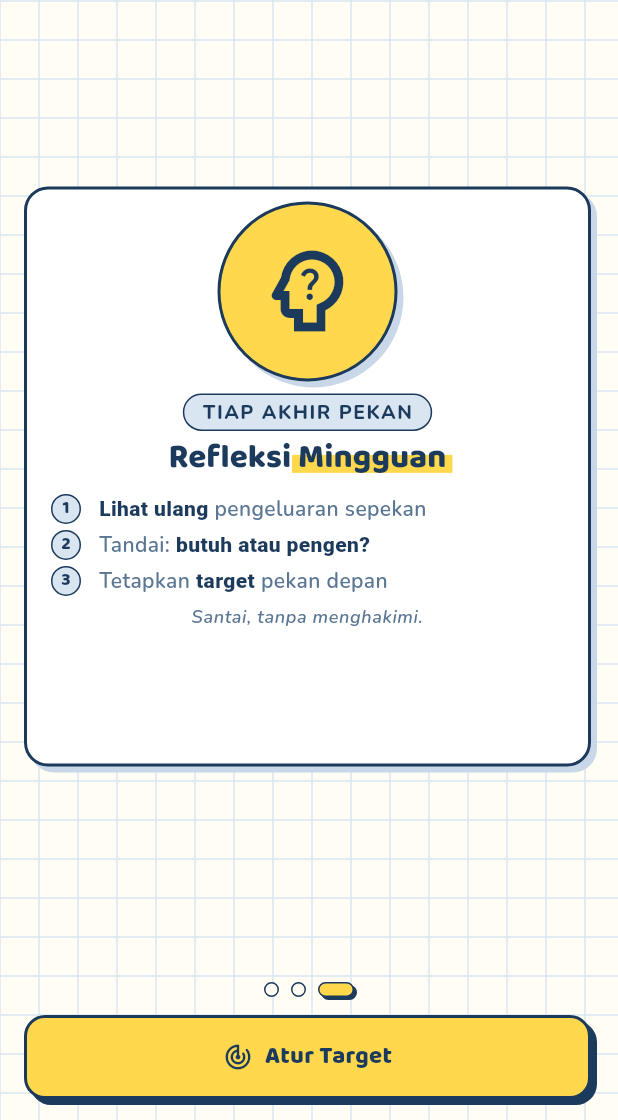
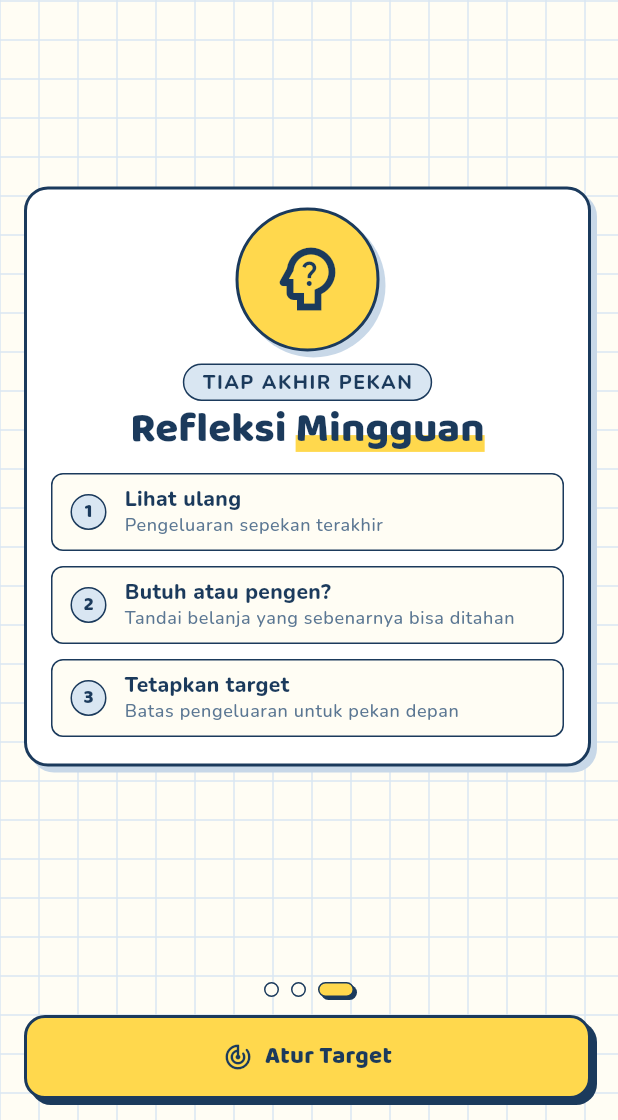
Before and after one commit to riyadiambis/Insap-App-Flutter, a Flutter app: the screen it shows after launch, swiped to page 3, on a phone screen of 412 x 824 dp, the part 116-1236 px from its top. Run offline on Flutter 3.47's test engine with Material 3 defaults, Android fonts, the phone set to English and light mode, and no system bars; our stand-ins replace cloud_firestore, equatable, firebase_auth, firebase_core, flutter_bloc, get_it and 3 more; accounts and stored records are empty.

Commit message:
fix(issue-23): rapikan tata letak langkah perkenalan

```diff
--- a/lib/features/perkenalan/presentation/pages/halaman_perkenalan.dart
+++ b/lib/features/perkenalan/presentation/pages/halaman_perkenalan.dart
@@ -170,7 +170,7 @@
                     ikon: Icons.auto_stories_rounded,
                     warnaLatarIkon: AppColors.stabilo,
                     label: 'KENALAN DULU',
-                    judulSebelum: 'Sadar Sebelum ',
+                    judulSebelum: 'Sadar Sebelum',
                     judulStabilo: 'Boncos',
                     isi: Text.rich(
                       TextSpan(
@@ -202,79 +202,24 @@
                     context,
                     tinggiKartu: tinggiKartu,
                     ikon: Icons.edit_note_rounded,
-                    warnaLatarIkon: AppColors.paper,
+                    warnaLatarIkon: AppColors.stabilo,
                     label: 'CATAT',
-                    judulSebelum: 'Catat Cepat ',
+                    judulSebelum: 'Catat Cepat',
                     judulStabilo: 'Dua Langkah',
                     isi: Column(
                       mainAxisSize: MainAxisSize.min,
-                      children: [
-                        _buildBarisLangkah(
-                          context,
+                      children: const [
+                        KotakLangkah(
                           nomor: 1,
-                          konten: Text.rich(
-                            TextSpan(
-                              style: Theme.of(context)
-                                  .textTheme
-                                  .bodyMedium
-                                  ?.copyWith(
-                                    color: AppColors.inkSoft,
-                                    fontWeight: FontWeight.w600,
+                          teksUtama: 'Isi nominal',
+                          keterangan: 'Contoh Rp15.000',
                         ),
-                              children: const [
-                                TextSpan(
-                                  text: 'Isi nominal',
-                                  style: TextStyle(
-                                    fontWeight: FontWeight.w800,
-                                    color: AppColors.ink,
-                                  ),
-                                ),
-                                TextSpan(text: ' — '),
-                                TextSpan(
-                                  text: 'contoh Rp15.000',
-                                  style: TextStyle(
-                                    fontSize: 12,
-                                    color: AppColors.inkSoft,
-                                    fontWeight: FontWeight.w500,
-                                  ),
-                                ),
-                              ],
-                            ),
-                          ),
-                        ),
-                        const SizedBox(height: AppSpacing.agakKecil),
-                        _buildBarisLangkah(
-                          context,
+                        SizedBox(height: 10),
+                        KotakLangkah(
                           nomor: 2,
-                          konten: Text.rich(
-                            TextSpan(
-                              style: Theme.of(context)
-                                  .textTheme
-                                  .bodyMedium
-                                  ?.copyWith(
-                                    color: AppColors.inkSoft,
-                                    fontWeight: FontWeight.w600,
-                                  ),
-                              children: const [
-                                TextSpan(
-                                  text: 'Pilih kategori',
-                                  style: TextStyle(
-                                    fontWeight: FontWeight.w800,
-                                    color: AppColors.ink,
-                                  ),
-                                ),
-                                TextSpan(text: ' — '),
-                                TextSpan(
-                                  text: 'makan, transport, nongkrong...',
-                                  style: TextStyle(
-                                    fontSize: 12,
-                                    color: AppColors.inkSoft,
-                                    fontWeight: FontWeight.w500,
-                                  ),
-                                ),
-                              ],
-                            ),
-                          ),
+                          teksUtama: 'Pilih kategori',
+                          keterangan:
+                              'Makan, transport, nongkrong, dan lainnya',
                         ),
                       ],
                     ),
@@ -285,88 +230,30 @@
                     ikon: Icons.psychology_alt_outlined,
                     warnaLatarIkon: AppColors.stabilo,
                     label: 'TIAP AKHIR PEKAN',
-                    judulSebelum: 'Refleksi ',
+                    judulSebelum: 'Refleksi',
                     judulStabilo: 'Mingguan',
                     isi: Column(
                       mainAxisSize: MainAxisSize.min,
                       children: [
-                        _buildBarisLangkah(
-                          context,
+                        const KotakLangkah(
                           nomor: 1,
-                          konten: Text.rich(
-                            TextSpan(
-                              style: Theme.of(context)
-                                  .textTheme
-                                  .bodyMedium
-                                  ?.copyWith(
-                                    color: AppColors.inkSoft,
-                                    fontWeight: FontWeight.w600,
+                          teksUtama: 'Lihat ulang',
+                          keterangan: 'Pengeluaran sepekan terakhir',
                         ),
-                              children: const [
-                                TextSpan(
-                                  text: 'Lihat ulang',
-                                  style: TextStyle(
-                                    fontWeight: FontWeight.w800,
-                                    color: AppColors.ink,
+                        const SizedBox(height: 10),
+                        const KotakLangkah(
+                          nomor: 2,
+                          teksUtama: 'Butuh atau pengen?',
+                          keterangan:
+                              'Tandai belanja yang sebenarnya bisa ditahan',
                         ),
+                        const SizedBox(height: 10),
+                        const KotakLangkah(
+                          nomor: 3,
+                          teksUtama: 'Tetapkan target',
+                          keterangan: 'Batas pengeluaran untuk pekan depan',
                         ),
-                                TextSpan(text: ' pengeluaran sepekan'),
-                              ],
-                            ),
-                          ),
-                        ),
-                        _buildBarisLangkah(
-                          context,
-                          nomor: 2,
-                          konten: Text.rich(
-                            TextSpan(
-                              style: Theme.of(context)
-                                  .textTheme
-                                  .bodyMedium
-                                  ?.copyWith(
-                                    color: AppColors.inkSoft,
-                                    fontWeight: FontWeight.w600,
-                                  ),
-                              children: const [
-                                TextSpan(text: 'Tandai: '),
-                                TextSpan(
-                                  text: 'butuh atau pengen?',
-                                  style: TextStyle(
-                                    fontWeight: FontWeight.w800,
-                                    color: AppColors.ink,
-                                  ),
-                                ),
-                              ],
-                            ),
-                          ),
-                        ),
-                        _buildBarisLangkah(
-                          context,
-                          nomor: 3,
-                          konten: Text.rich(
-                            TextSpan(
-                              style: Theme.of(context)
-                                  .textTheme
-                                  .bodyMedium
-                                  ?.copyWith(
-                                    color: AppColors.inkSoft,
-                                    fontWeight: FontWeight.w600,
-                                  ),
-                              children: const [
-                                TextSpan(text: 'Tetapkan '),
-                                TextSpan(
-                                  text: 'target',
-                                  style: TextStyle(
-                                    fontWeight: FontWeight.w800,
-                                    color: AppColors.ink,
-                                  ),
-                                ),
-                                TextSpan(text: ' pekan depan'),
-                              ],
-                            ),
-                          ),
-                        ),
-                        const SizedBox(height: AppSpacing.sangatKecil),
+                        const SizedBox(height: AppSpacing.kecil),
                         Text(
                           'Santai, tanpa menghakimi.',
                           textAlign: TextAlign.center,
@@ -374,6 +261,7 @@
                               Theme.of(context).textTheme.bodySmall?.copyWith(
                                     fontStyle: FontStyle.italic,
                                     color: AppColors.inkSoft,
+                                    fontSize: 12,
                                     fontWeight: FontWeight.w600,
                                   ),
                         ),
@@ -464,15 +352,26 @@
             child: KartuBukuTulis(
               padding: const EdgeInsets.symmetric(
                 horizontal: AppSpacing.besar,
-                vertical: AppSpacing.kecil,
+                vertical: AppSpacing.sedang,
               ),
+              child: LayoutBuilder(
+                builder: (context, cardConstraints) {
+                  return SingleChildScrollView(
+                    physics: const ClampingScrollPhysics(),
+                    child: ConstrainedBox(
+                      constraints: BoxConstraints(
+                        minHeight: cardConstraints.maxHeight,
+                      ),
+                      child: Center(
                         child: Column(
+                          mainAxisAlignment: MainAxisAlignment.center,
+                          mainAxisSize: MainAxisSize.min,
                           crossAxisAlignment: CrossAxisAlignment.center,
                           children: [
-                  // Ilustrasi Lingkaran Ikon tema Buku Tulis diperbesar sekitar 1,5x (diameter 120, ikon 72)
+                            // Ilustrasi Lingkaran Ikon tema Buku Tulis
                             Container(
-                    width: 120,
-                    height: 120,
+                              width: 96,
+                              height: 96,
                               decoration: BoxDecoration(
                                 color: warnaLatarIkon,
                                 shape: BoxShape.circle,
@@ -484,7 +383,7 @@
                               ),
                               child: Icon(
                                 ikon,
-                      size: 72,
+                                size: 56,
                                 color: AppColors.ink,
                               ),
                             ),
@@ -501,19 +400,16 @@
                               teksStabilo: judulStabilo,
                               teksSetelah: judulSetelah,
                             ),
-                  const SizedBox(height: AppSpacing.kecil),
+                            const SizedBox(height: AppSpacing.sedang),
 
-                  // 3. Isi Nunito (Expanded + SingleChildScrollView agar posisi awal seragam dan bebas overflow)
-                  Expanded(
-                    child: SingleChildScrollView(
-                      physics: const ClampingScrollPhysics(),
-                      child: SizedBox(
-                        width: double.infinity,
-                        child: isi,
+                            // 3. Isi (teks Layar 1 atau kotak langkah Layar 2 & 3)
+                            isi,
+                          ],
                         ),
                       ),
                     ),
-                ],
+                  );
+                },
               ),
             ),
           ),
@@ -548,23 +444,23 @@
     );
   }
 
-  /// Judul besar Baloo 2 dengan SATU frasa diberi efek stabilo kuning (gaya stabilo seperti di judul Riwayat Transaksi).
+  /// Judul besar Baloo 2 diperbesar sekitar 1,3x (~28px) dengan SATU frasa diberi
+  /// efek stabilo kuning pita sejajar sekitar 40% bagian bawah tinggi huruf.
   Widget _buildJudulBerstabilo(
     BuildContext context, {
     required String teksSebelum,
     required String teksStabilo,
     String? teksSetelah,
   }) {
+    const double ukuranJudul = 28.0;
+    const double tinggiPita = ukuranJudul * 0.40;
+
     final TextStyle gayaJudul =
-        Theme.of(context).textTheme.titleLarge?.copyWith(
+        (Theme.of(context).textTheme.titleLarge ?? const TextStyle(fontFamily: 'Baloo2')).copyWith(
+          fontSize: ukuranJudul,
           fontWeight: FontWeight.w800,
           color: AppColors.ink,
-            ) ??
-            const TextStyle(
-              fontFamily: 'Baloo2',
-              fontWeight: FontWeight.w800,
-              color: AppColors.ink,
-              fontSize: 22,
+          height: 1.15,
         );
 
     return FittedBox(
@@ -573,19 +469,22 @@
         mainAxisSize: MainAxisSize.min,
         mainAxisAlignment: MainAxisAlignment.center,
         children: [
-          if (teksSebelum.isNotEmpty)
+          if (teksSebelum.isNotEmpty) ...[
             Text(
               teksSebelum,
               style: gayaJudul,
             ),
+            const SizedBox(width: 6),
+          ],
           Stack(
             clipBehavior: Clip.none,
+            alignment: Alignment.bottomCenter,
             children: [
               Positioned(
-                bottom: AppSizes.geserStabiloJudul,
-                left: -AppSizes.geserStabiloJudul,
-                right: -AppSizes.geserStabiloJudul,
-                height: AppSizes.tinggiStabiloJudul,
+                bottom: 2.0,
+                left: 0.0,
+                right: 0.0,
+                height: tinggiPita,
                 child: Container(color: AppColors.stabilo),
               ),
               Text(
@@ -594,52 +493,13 @@
               ),
             ],
           ),
-          if (teksSetelah != null && teksSetelah.isNotEmpty)
+          if (teksSetelah != null && teksSetelah.isNotEmpty) ...[
+            const SizedBox(width: 6),
             Text(
               teksSetelah,
               style: gayaJudul,
             ),
           ],
-      ),
-    );
-  }
-
-  /// Butir langkah bernomor untuk Layar 2 dan 3 (lingkaran nomor kecil + teks).
-  Widget _buildBarisLangkah(
-    BuildContext context, {
-    required int nomor,
-    required Widget konten,
-  }) {
-    return Padding(
-      padding: const EdgeInsets.symmetric(vertical: 2.0),
-      child: Row(
-        crossAxisAlignment: CrossAxisAlignment.center,
-        children: [
-          Container(
-            width: 20,
-            height: 20,
-            decoration: BoxDecoration(
-              color: AppColors.grid,
-              shape: BoxShape.circle,
-              border: Border.all(
-                color: AppColors.ink,
-                width: AppSizes.borderTipis,
-              ),
-            ),
-            alignment: Alignment.center,
-            child: Text(
-              '$nomor',
-              style: const TextStyle(
-                fontFamily: 'Baloo2',
-                fontWeight: FontWeight.w800,
-                fontSize: 12,
-                color: AppColors.ink,
-                height: 1.0,
-              ),
-            ),
-          ),
-          const SizedBox(width: AppSpacing.sedang),
-          Expanded(child: konten),
         ],
       ),
     );
@@ -807,3 +667,97 @@
     );
   }
 }
+
+/// Kotak langkah untuk layar perkenalan (F-16, P02-Widget).
+/// Menampilkan kotak selebar penuh kartu dengan latar krem kertas (AppColors.paper),
+/// garis tipis tinta tema, sudut membulat, lingkaran nomor di kiri, teks utama tebal,
+/// dan keterangan kecil abu-abu di baris bawah.
+class KotakLangkah extends StatelessWidget {
+  final int nomor;
+  final String teksUtama;
+  final String keterangan;
+
+  const KotakLangkah({
+    super.key,
+    required this.nomor,
+    required this.teksUtama,
+    required this.keterangan,
+  });
+
+  @override
+  Widget build(BuildContext context) {
+    return Container(
+      width: double.infinity,
+      padding: const EdgeInsets.symmetric(
+        horizontal: AppSpacing.sedang,
+        vertical: AppSpacing.kecil,
+      ),
+      decoration: BoxDecoration(
+        color: AppColors.paper,
+        borderRadius: BorderRadius.circular(AppSizes.radiusKotakIkonAksi),
+        border: Border.all(
+          color: AppColors.ink,
+          width: AppSizes.borderTipis,
+        ),
+      ),
+      child: Row(
+        crossAxisAlignment: CrossAxisAlignment.center,
+        children: [
+          // Lingkaran nomor di kiri
+          Container(
+            width: 24,
+            height: 24,
+            decoration: BoxDecoration(
+              color: AppColors.grid,
+              shape: BoxShape.circle,
+              border: Border.all(
+                color: AppColors.ink,
+                width: AppSizes.borderTipis,
+              ),
+            ),
+            alignment: Alignment.center,
+            child: Text(
+              '$nomor',
+              style: const TextStyle(
+                fontFamily: 'Baloo2',
+                fontWeight: FontWeight.w800,
+                fontSize: 13,
+                color: AppColors.ink,
+                height: 1.0,
+              ),
+            ),
+          ),
+          const SizedBox(width: AppSpacing.sedang),
+
+          // Di kanannya: baris atas teks utama (tebal), baris bawah keterangan kecil abu-abu
+          Expanded(
+            child: Column(
+              crossAxisAlignment: CrossAxisAlignment.start,
+              mainAxisSize: MainAxisSize.min,
+              children: [
+                Text(
+                  teksUtama,
+                  style: Theme.of(context).textTheme.bodyMedium?.copyWith(
+                        fontWeight: FontWeight.w800,
+                        color: AppColors.ink,
+                        height: 1.25,
+                      ),
+                ),
+                const SizedBox(height: 2),
+                Text(
+                  keterangan,
+                  style: Theme.of(context).textTheme.bodySmall?.copyWith(
+                        color: AppColors.inkSoft,
+                        fontSize: 12,
+                        fontWeight: FontWeight.w500,
+                        height: 1.25,
+                      ),
+                ),
+              ],
+            ),
+          ),
+        ],
+      ),
+    );
+  }
+}
```
Also changed, not shown: 1 other file. Lines whose indentation alone changed are shown as unchanged.
